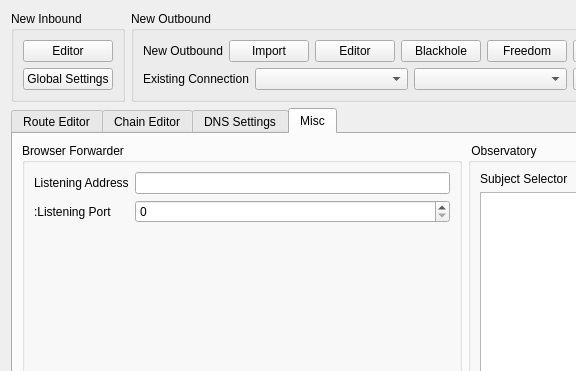
Qv2ray/Qv2ray, file src/ui/widgets/editors/w_RoutesEditor.ui: the form before one commit; both pictures show x 0 to 576 and y 0 to 371 of the 1215 by 740 pixel window.
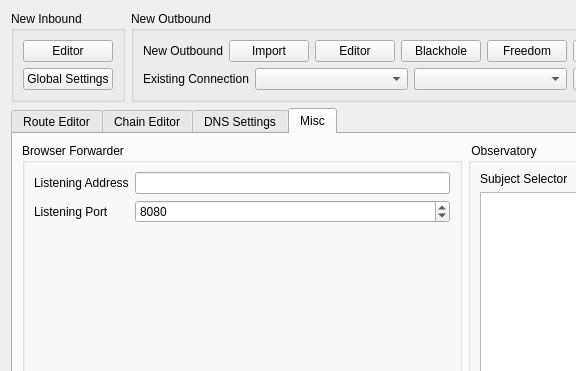
The form after the commit. The open tabs and pages were chosen to show the change.

Patch:
```diff
--- a/src/ui/widgets/editors/w_RoutesEditor.ui
+++ b/src/ui/widgets/editors/w_RoutesEditor.ui
@@ -345,12 +345,22 @@
           <item row="1" column="0">
            <widget class="QLabel" name="label_2">
             <property name="text">
-             <string>:Listening Port</string>
+             <string>Listening Port</string>
             </property>
            </widget>
           </item>
           <item row="1" column="1">
-           <widget class="QSpinBox" name="bfListenPortTxt"/>
+           <widget class="QSpinBox" name="bfListenPortTxt">
+            <property name="minimum">
+             <number>1</number>
+            </property>
+            <property name="maximum">
+             <number>65535</number>
+            </property>
+            <property name="value">
+             <number>8080</number>
+            </property>
+           </widget>
           </item>
          </layout>
         </widget>
```
Left out of the diff: 2 changed lines with no effect on the pictures.
